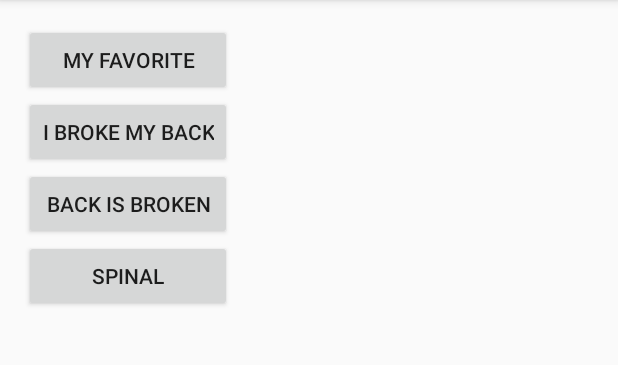
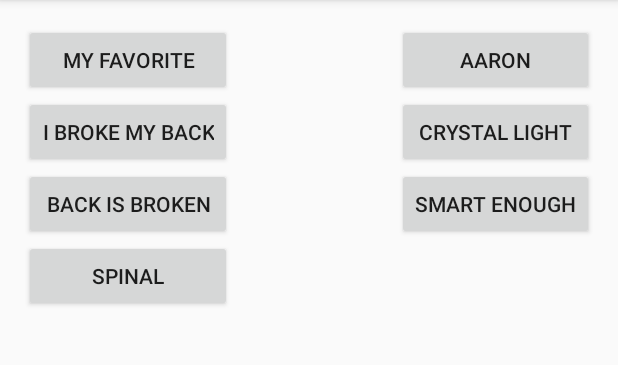
Before and after one commit to Unthrottled/soundbite, an Android app: the screen it shows after launch (MainActivity), after a tap on "SPINAL", on a phone screen of 412 x 824 dp, the part 84-449 px from its top. Run offline under Robolectric (Android 15) with nearby library versions, the phone set to English and light mode, and no system bars.

Commit message:
Added Some more sound bites.

```diff
--- a/app/src/main/java/space/cyclic/reference/soundbite/app/MainActivity.java
+++ b/app/src/main/java/space/cyclic/reference/soundbite/app/MainActivity.java
@@ -46,7 +46,9 @@
         iBrokeMyBack = MediaPlayer.create(this, R.raw.i_broke_my_back);
         backIsBroken = MediaPlayer.create(this, R.raw.back_is_broken);
         spinal = MediaPlayer.create(this, R.raw.spinal);
-
+        crystalLight = MediaPlayer.create(this, R.raw.crystal_light);
+        smartEnough = MediaPlayer.create(this, R.raw.smart_enough);
+        aaron = MediaPlayer.create(this, R.raw.aaron);
     }
 
     @Override
@@ -137,29 +139,58 @@
         @Override
         public View onCreateView(LayoutInflater inflater, ViewGroup container,
                                  Bundle savedInstanceState) {
-            View rootView = inflater.inflate(R.layout.fragment_main, container, false);
-            return rootView;
+            return inflater.inflate(R.layout.fragment_main, container, false);
         }
     }
 
     MediaPlayer myFavorite;
+
     public void myFavorite(View view) {
-        myFavorite.start();
-        Toast.makeText(this, "OH MY FAVORITE", Toast.LENGTH_LONG).show();
+        if (!myFavorite.isPlaying()) {
+            myFavorite.start();
+            Toast.makeText(this, "OH MY FAVORITE", Toast.LENGTH_LONG).show();
+        }
     }
 
     MediaPlayer iBrokeMyBack;
+
     public void iBrokeMyBack(View view) {
-        iBrokeMyBack.start();
+        playMedia(iBrokeMyBack);
     }
 
     MediaPlayer backIsBroken;
-    public void backIsBroken(View view){
-        backIsBroken.start();
+
+    public void backIsBroken(View view) {
+        playMedia(backIsBroken);
     }
 
     MediaPlayer spinal;
-    public void spinal(View view){
-        spinal.start();
+
+    public void spinal(View view) {
+        playMedia(spinal);
+    }
+
+    MediaPlayer crystalLight;
+
+    public void crystalLight(View view) {
+        playMedia(crystalLight);
+    }
+
+    MediaPlayer smartEnough;
+
+    public void smartEnough(View view){
+        playMedia(smartEnough);
+    }
+
+    MediaPlayer aaron;
+
+    public void aaron(View view){
+        playMedia(aaron);
+    }
+
+    private void playMedia(MediaPlayer mediaPlayer){
+        if (!mediaPlayer.isPlaying()){
+            mediaPlayer.start();
+        }
     }
 }
--- a/app/src/main/res/layout/fragment_main.xml
+++ b/app/src/main/res/layout/fragment_main.xml
@@ -40,5 +40,28 @@
             android:layout_below="@+id/button3" android:layout_alignParentLeft="true"
             android:layout_alignParentStart="true" android:layout_alignRight="@+id/button3"
             android:layout_alignEnd="@+id/button3" android:onClick="spinal"/>
+    <Button
+            android:layout_width="wrap_content"
+            android:layout_height="wrap_content"
+            android:text="AARON"
+            android:id="@+id/button5"
+            android:layout_above="@+id/button2" android:layout_alignParentRight="true"
+            android:layout_alignParentEnd="true" android:onClick="aaron" android:layout_alignLeft="@+id/button7"
+            android:layout_alignStart="@+id/button7"/>
+    <Button
+            android:layout_width="wrap_content"
+            android:layout_height="wrap_content"
+            android:text="Crystal Light"
+            android:id="@+id/button6" android:layout_alignTop="@+id/button2" android:layout_alignRight="@+id/button5"
+            android:layout_alignEnd="@+id/button5" android:onClick="crystalLight"
+            android:layout_alignLeft="@+id/button7" android:layout_alignStart="@+id/button7"/>
+    <Button
+            android:layout_width="wrap_content"
+            android:layout_height="wrap_content"
+            android:text="Smart Enough"
+            android:id="@+id/button7" android:layout_alignBottom="@+id/button3"
+            android:layout_alignTop="@+id/button3"
+            android:layout_alignParentRight="true"
+            android:layout_alignParentEnd="true" android:onClick="smartEnough"/>
 
 </RelativeLayout>
```
